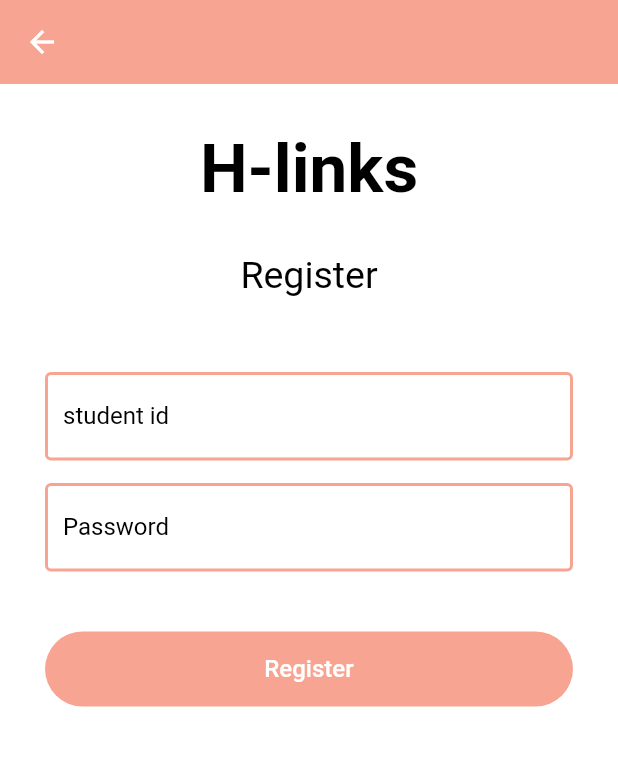
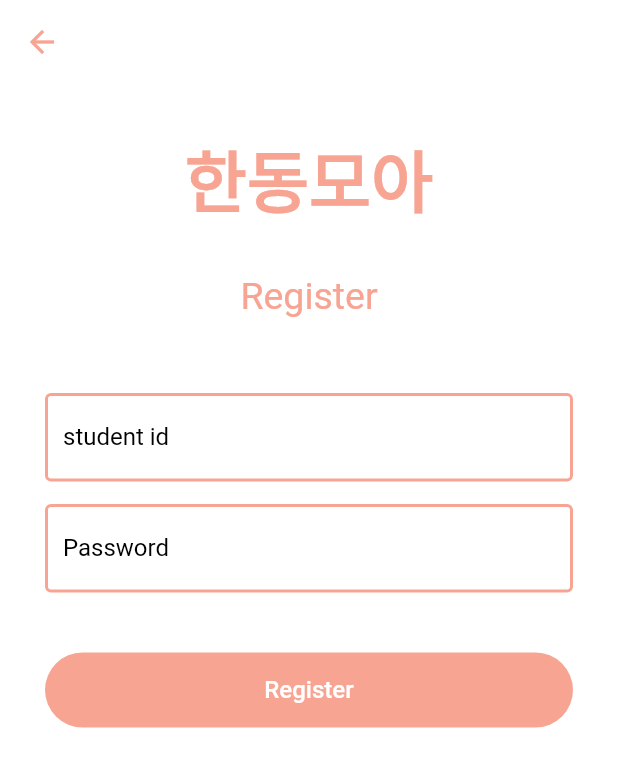
Before and after one commit to jonbee0427/Link2021, a Flutter app: the screen it shows after launch, after a tap on "회원가입", on a phone screen of 412 x 824 dp. Shown: the top 767 px of the screen. Run offline on Flutter 3.47's test engine with Material 2 defaults, Android fonts, the phone set to English and light mode, and no system bars; our stand-ins replace cloud_firestore, convex_bottom_bar, date_time_picker, dropdown_formfield, firebase_auth, firebase_core and 8 more; missing offline and left inert: dart:ffi; accounts and stored records are empty; network calls fail; statements that could not run were skipped.

Commit message:
회원가입 앱바 흰색, 버튼색깔 분홍색

```diff
--- a/lib/pages/register_page.dart
+++ b/lib/pages/register_page.dart
@@ -82,8 +82,11 @@ class _RegisterPageState extends State<RegisterPage> {
         ? Loading()
         : Scaffold(
             appBar: AppBar(
-              backgroundColor: Color.fromARGB(250, 247, 162, 144),
+              backgroundColor: Colors.white,
               elevation: 0,
+              iconTheme: IconThemeData(
+                color: Color.fromARGB(250, 247, 162, 144),
+              ),
             ),
             body: Form(
                 key: _formKey,
@@ -97,15 +100,15 @@ class _RegisterPageState extends State<RegisterPage> {
                         // mainAxisAlignment: MainAxisAlignment.center,
                         // crossAxisAlignment: CrossAxisAlignment.center,
                         children: <Widget>[
-                          Text("H-links",
+                          Text("한동모아",
                               style: TextStyle(
-                                  color: Colors.black,
+                                  color: Color.fromARGB(250, 247, 162, 144),
                                   fontSize: 45.0,
                                   fontWeight: FontWeight.bold)),
                           SizedBox(height: 30.0),
                           Text("Register",
                               style: TextStyle(
-                                  color: Colors.black, fontSize: 25.0)),
+                                  color: Color.fromARGB(250, 247, 162, 144), fontSize: 25.0)),
                           SizedBox(height: 50.0),
 
                           // TextFormField(
--- a/lib/pages/signin_page.dart
+++ b/lib/pages/signin_page.dart
@@ -100,8 +100,8 @@ class _SignInPageState extends State<SignInPage> {
         ? Loading()
         : Scaffold(
             appBar: AppBar(
-              backgroundColor: Color.fromARGB(250, 247, 162, 144),
-              elevation: 10,
+              backgroundColor: Colors.white,
+              elevation: 0,
             ),
             body: Form(
               key: _formKey,
--- a/lib/pages/verificationPage.dart
+++ b/lib/pages/verificationPage.dart
@@ -45,8 +45,11 @@ class _VerificationPageState extends State<VerificationPage> {
   Widget build(BuildContext context) {
     return Scaffold(
       appBar: AppBar(
-        backgroundColor: Color.fromARGB(250, 247, 162, 144),
+        backgroundColor: Colors.white,
         elevation: 0,
+        iconTheme: IconThemeData(
+          color: Color.fromARGB(250, 247, 162, 144),
+        ),
       ),
       body: Form(
           child: Container(
```
